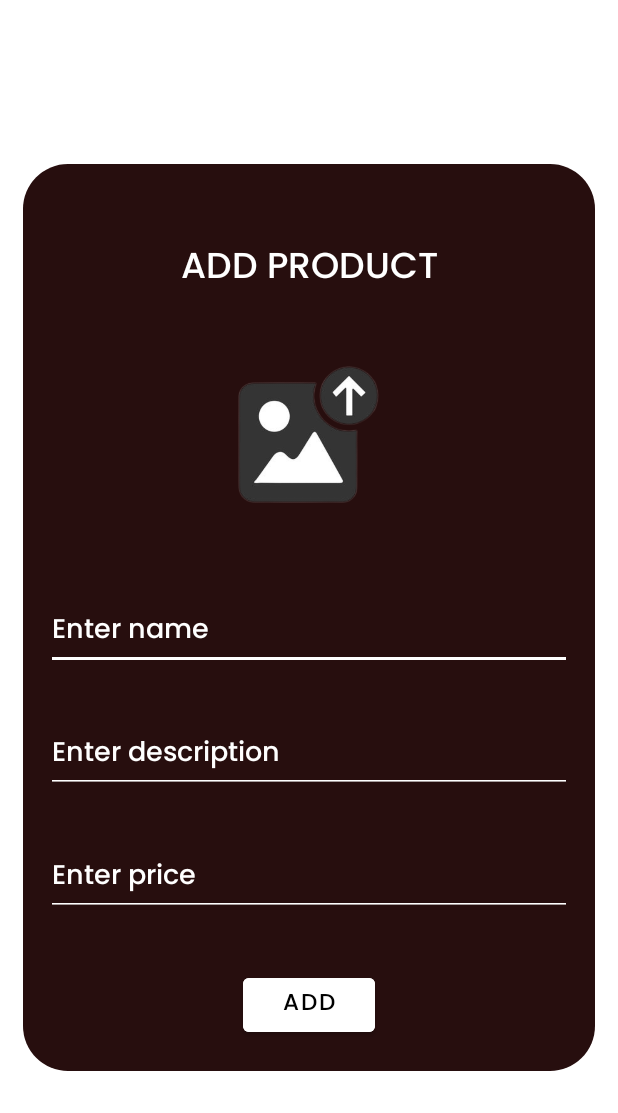
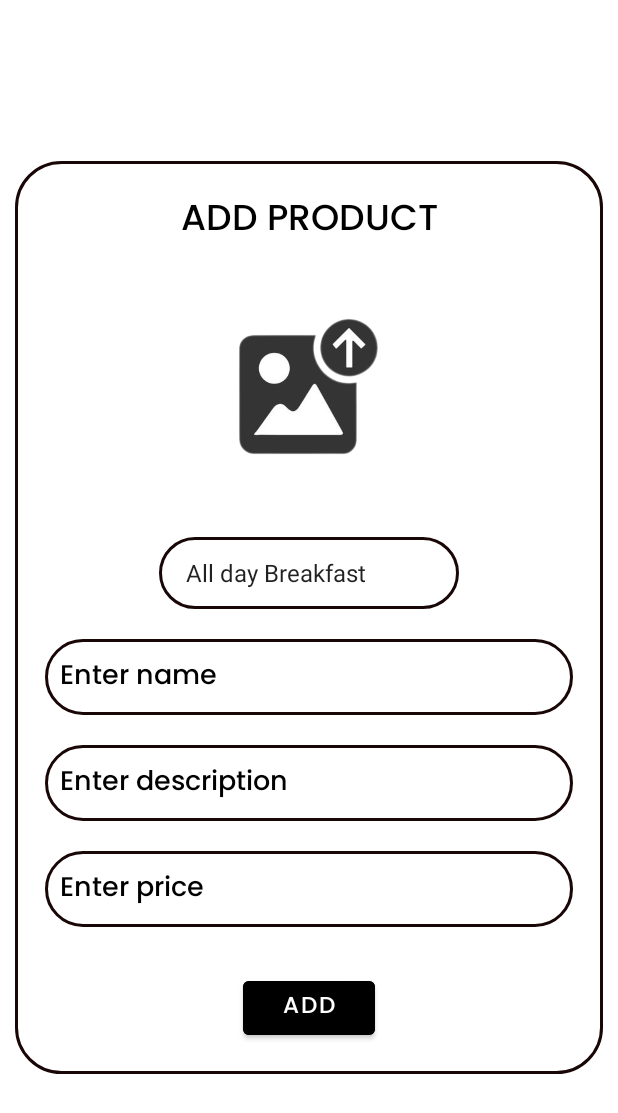
Before and after one commit to chrstntrl/DCA-Signature, an Android app: the adminAdd screen opened directly, with no data from a screen before it, on a phone screen of 412 x 824 dp. Shown: the top 1113 px of the screen. Run offline under Robolectric (Android 15) with nearby library versions, the phone set to English and light mode, and no system bars; our stand-ins replace Firebase (no records; nobody signed in at launch, a user with empty details on screens opened directly).

```diff
--- a/app/build.gradle
+++ b/app/build.gradle
@@ -45,6 +45,7 @@ dependencies {
     implementation 'androidx.lifecycle:lifecycle-viewmodel-ktx:2.4.0'
     implementation 'com.google.firebase:firebase-config:21.0.2'
     implementation 'com.google.firebase:firebase-storage:20.0.1'
+    implementation 'com.google.firebase:firebase-database:20.0.4'
     testImplementation 'junit:junit:4.13.2'
     androidTestImplementation 'androidx.test.ext:junit:1.1.4'
     androidTestImplementation 'androidx.test.espresso:espresso-core:3.4.0'
--- a/app/src/main/java/com/example/dca/adminAdd.java
+++ b/app/src/main/java/com/example/dca/adminAdd.java
@@ -1,25 +1,18 @@
 package com.example.dca;
 
-import androidx.appcompat.app.AppCompatActivity;
-
-import android.os.Bundle;
-
-import androidx.activity.result.ActivityResult;
-import androidx.activity.result.ActivityResultCallback;
-import androidx.activity.result.ActivityResultLauncher;
-import androidx.activity.result.contract.ActivityResultContracts;
-import androidx.annotation.NonNull;
-
-import android.app.Activity;
 import android.app.AlertDialog;
 import android.content.Intent;
 import android.net.Uri;
 import android.os.Bundle;
 import android.view.View;
+import android.widget.ArrayAdapter;
 import android.widget.Button;
 import android.widget.EditText;
 import android.widget.ImageView;
+import android.widget.Spinner;
 import android.widget.Toast;
+
+import androidx.appcompat.app.AppCompatActivity;
 
 import com.google.android.gms.tasks.OnCompleteListener;
 import com.google.android.gms.tasks.OnFailureListener;
@@ -30,14 +23,12 @@ import com.google.firebase.storage.FirebaseStorage;
 import com.google.firebase.storage.StorageReference;
 import com.google.firebase.storage.UploadTask;
 
-import java.text.DateFormat;
-import java.util.Calendar;
-
 public class adminAdd extends AppCompatActivity {
     ImageView uploadImage;
     Button saveButton;
     EditText uploadName, uploadDesc, uploadPrice;
     String imageURL;
+    Spinner spinner;
     Uri uri;
 
     @Override
@@ -50,29 +41,18 @@ public class adminAdd extends AppCompatActivity {
         uploadDesc = findViewById(R.id.uploadDesc);
         uploadPrice = findViewById(R.id.uploadPrice);
         saveButton = findViewById(R.id.btnadd);
-        ActivityResultLauncher<Intent> activityResultLauncher = registerForActivityResult(
-                new ActivityResultContracts.StartActivityForResult(),
-                new ActivityResultCallback<ActivityResult>() {
-                    @Override
-                    public void onActivityResult(ActivityResult result) {
-                        if (result.getResultCode() == Activity.RESULT_OK) {
-                            Intent data = result.getData();
-                            uri = data.getData();
-                            uploadImage.setImageURI(uri);
-                        } else {
-                            Toast.makeText(adminAdd.this, "No Image Selected", Toast.LENGTH_SHORT).show();
-                        }
-                    }
-                }
-        );
-        uploadImage.setOnClickListener(new View.OnClickListener() {
-            @Override
-            public void onClick(View view) {
-                Intent photoPicker = new Intent(Intent.ACTION_PICK);
-                photoPicker.setType("image/*");
-                activityResultLauncher.launch(photoPicker);
-            }
+        spinner = findViewById(R.id.spinner);
+
+        ArrayAdapter<CharSequence> adapter = ArrayAdapter.createFromResource(this, R.array.spinner_values, android.R.layout.simple_spinner_item);
+        adapter.setDropDownViewResource(android.R.layout.simple_spinner_dropdown_item);
+        spinner.setAdapter(adapter);
+
+        uploadImage.setOnClickListener(view -> {
+            Intent photoPicker = new Intent(Intent.ACTION_PICK);
+            photoPicker.setType("image/*");
+            startActivityForResult(photoPicker, 1);
         });
+
         saveButton.setOnClickListener(new View.OnClickListener() {
             @Override
             public void onClick(View view) {
@@ -81,25 +61,41 @@ public class adminAdd extends AppCompatActivity {
         });
     }
 
+    @Override
+    protected void onActivityResult(int requestCode, int resultCode, Intent data) {
+        super.onActivityResult(requestCode, resultCode, data);
+        if (resultCode == RESULT_OK && requestCode == 1) {
+            if (data != null) {
+                uri = data.getData();
+                uploadImage.setImageURI(uri);
+            } else {
+                Toast.makeText(adminAdd.this, "No Image Selected", Toast.LENGTH_SHORT).show();
+            }
+        }
+    }
+
     public void saveData() {
         if (uri == null) {
             Toast.makeText(this, "No Image Selected", Toast.LENGTH_SHORT).show();
             return;
         }
-        StorageReference storageReference = FirebaseStorage.getInstance().getReference().child("Android Images")
+
+        StorageReference storageReference = FirebaseStorage.getInstance().getReference().child("Images")
                 .child(uri.getLastPathSegment());
+
         AlertDialog.Builder builder = new AlertDialog.Builder(adminAdd.this);
         builder.setCancelable(false);
         builder.setView(R.layout.progress_layout);
         AlertDialog dialog = builder.create();
         dialog.show();
+
         storageReference.putFile(uri).addOnSuccessListener(new OnSuccessListener<UploadTask.TaskSnapshot>() {
             @Override
             public void onSuccess(UploadTask.TaskSnapshot taskSnapshot) {
                 Task<Uri> uriTask = taskSnapshot.getStorage().getDownloadUrl();
                 uriTask.addOnCompleteListener(new OnCompleteListener<Uri>() {
                     @Override
-                    public void onComplete(@NonNull Task<Uri> task) {
+                    public void onComplete(Task<Uri> task) {
                         if (task.isSuccessful()) {
                             Uri urlImage = task.getResult();
                             imageURL = urlImage.toString();
@@ -114,7 +110,7 @@ public class adminAdd extends AppCompatActivity {
             }
         }).addOnFailureListener(new OnFailureListener() {
             @Override
-            public void onFailure(@NonNull Exception e) {
+            public void onFailure(Exception e) {
                 dialog.dismiss();
                 Toast.makeText(adminAdd.this, "Failed to upload image", Toast.LENGTH_SHORT).show();
             }
@@ -125,14 +121,13 @@ public class adminAdd extends AppCompatActivity {
         String name = uploadName.getText().toString();
         String desc = uploadDesc.getText().toString();
         String price = uploadPrice.getText().toString();
+        String selectedSpinnerItem = spinner.getSelectedItem().toString();
         DataClass dataClass = new DataClass(name, desc, price, imageURL);
-        //We are changing the child from title to currentDate,
-        // because we will be updating title as well and it may affect child value.
-        String currentDate = DateFormat.getDateTimeInstance().format(Calendar.getInstance().getTime());
-        FirebaseDatabase.getInstance().getReference("products").child(currentDate)
+
+        FirebaseDatabase.getInstance().getReference("products").child(selectedSpinnerItem)
                 .setValue(dataClass).addOnCompleteListener(new OnCompleteListener<Void>() {
                     @Override
-                    public void onComplete(@NonNull Task<Void> task) {
+                    public void onComplete(Task<Void> task) {
                         if (task.isSuccessful()) {
                             Toast.makeText(adminAdd.this, "Saved", Toast.LENGTH_SHORT).show();
                             finish();
@@ -142,7 +137,7 @@ public class adminAdd extends AppCompatActivity {
                     }
                 }).addOnFailureListener(new OnFailureListener() {
                     @Override
-                    public void onFailure(@NonNull Exception e) {
+                    public void onFailure(Exception e) {
                         Toast.makeText(adminAdd.this, e.getMessage(), Toast.LENGTH_SHORT).show();
                     }
                 });
--- a/app/src/main/res/layout/activity_admin_add.xml
+++ b/app/src/main/res/layout/activity_admin_add.xml
@@ -11,21 +11,21 @@
     <LinearLayout
         android:layout_width="match_parent"
         android:layout_height="wrap_content"
-        android:layout_marginStart="15dp"
-        android:layout_marginTop="15dp"
-        android:layout_marginEnd="15dp"
-        android:layout_marginBottom="15dp"
-        android:background="@drawable/bottom_background"
+        android:layout_marginStart="10dp"
+        android:layout_marginTop="10dp"
+        android:layout_marginEnd="10dp"
+        android:layout_marginBottom="10dp"
+        android:background="@drawable/brown_border"
         android:orientation="vertical">
 
         <TextView
             android:layout_width="match_parent"
             android:layout_height="wrap_content"
-            android:layout_marginTop="50dp"
+            android:layout_marginTop="20dp"
             android:fontFamily="@font/pop"
             android:gravity="center"
             android:text="ADD PRODUCT"
-            android:textColor="@color/white"
+            android:textColor="@color/black"
             android:textSize="24sp" />
 
         <ImageView
@@ -36,50 +36,73 @@
             android:layout_margin="15dp"
             android:src="@drawable/uploadp" />
 
+        <Spinner
+            android:id="@+id/spinner"
+            android:layout_width="200dp"
+            android:layout_height="wrap_content"
+            android:layout_gravity="center"
+            android:layout_marginStart="20dp"
+            android:layout_marginTop="10dp"
+            android:layout_marginEnd="20dp"
+            android:layout_marginBottom="10dp"
+            android:background="@drawable/brown_border"
+            android:entries="@array/spinner_values"
+            android:fontFamily="@font/pop"
+            android:minHeight="48dp"
+            android:padding="10dp" />
+
         <EditText
             android:id="@+id/uploadName"
             android:layout_width="match_parent"
             android:layout_height="wrap_content"
-            android:layout_margin="15dp"
-            android:backgroundTint="@color/white"
+            android:layout_marginStart="20dp"
+            android:layout_marginTop="10dp"
+            android:layout_marginEnd="20dp"
+            android:layout_marginBottom="10dp"
+            android:background="@drawable/brown_border"
             android:fontFamily="@font/pop"
             android:hint="Enter name"
             android:inputType="text"
             android:lines="1"
-            android:textColor="@color/white"
-            android:textColorHint="@color/white"
+            android:padding="10dp"
+            android:textColor="@color/black"
+            android:textColorHint="@color/black"
             android:textSize="18dp" />
 
         <EditText
             android:id="@+id/uploadDesc"
             android:layout_width="match_parent"
             android:layout_height="wrap_content"
-            android:layout_marginStart="15dp"
-            android:layout_marginTop="15dp"
-            android:layout_marginEnd="15dp"
-            android:layout_marginBottom="15dp"
-            android:backgroundTint="@color/white"
+            android:layout_marginStart="20dp"
+            android:layout_marginTop="10dp"
+            android:layout_marginEnd="20dp"
+            android:layout_marginBottom="10dp"
+            android:background="@drawable/brown_border"
             android:fontFamily="@font/pop"
             android:hint="Enter description"
             android:inputType="text"
             android:lines="1"
-            android:textColor="@color/white"
-            android:textColorHint="@color/white"
+            android:padding="10dp"
+            android:textColor="@color/black"
+            android:textColorHint="@color/black"
             android:textSize="18dp" />
 
         <EditText
             android:id="@+id/uploadPrice"
             android:layout_width="match_parent"
             android:layout_height="wrap_content"
-            android:layout_margin="15dp"
-            android:layout_marginTop="30dp"
-            android:backgroundTint="@color/white"
+            android:layout_marginStart="20dp"
+            android:layout_marginTop="10dp"
+            android:layout_marginEnd="20dp"
+            android:layout_marginBottom="10dp"
+            android:background="@drawable/brown_border"
             android:fontFamily="@font/pop"
             android:hint="Enter price"
             android:inputType="number"
             android:lines="1"
-            android:textColor="@color/white"
-            android:textColorHint="@color/white"
+            android:padding="10dp"
+            android:textColor="@color/black"
+            android:textColorHint="@color/black"
             android:textSize="18dp" />
 
         <Button
@@ -88,10 +111,10 @@
             android:layout_height="wrap_content"
             android:layout_gravity="center"
             android:layout_margin="20dp"
-            android:backgroundTint="@color/white"
+            android:backgroundTint="@color/black"
             android:fontFamily="@font/pop"
             android:text="ADD"
-            android:textColor="@color/black"
+            android:textColor="@color/white"
             android:textSize="15dp" />
 
     </LinearLayout>
--- /dev/null
+++ b/app/src/main/res/values/spinner_value.xml
@@ -0,0 +1,15 @@
+<?xml version="1.0" encoding="utf-8"?>
+<resources>
+    <string-array name="spinner_values">
+        <item>All day Breakfast</item>
+        <item>Value 2</item>
+        <item>Value 3</item>
+        <item>Value 2</item>
+        <item>Value 3</item>
+        <item>Value 2</item>
+        <item>Value 3</item>
+        <item>Value 2</item>
+        <item>Value 3</item>
+
+    </string-array>
+</resources>
```
Also changed, not shown: app/src/main/java/com/example/dca/DataClass.java (+17 -17 lines), app/src/main/res/drawable/whitie.xml (added, +9 -0 lines), 25 other files.
